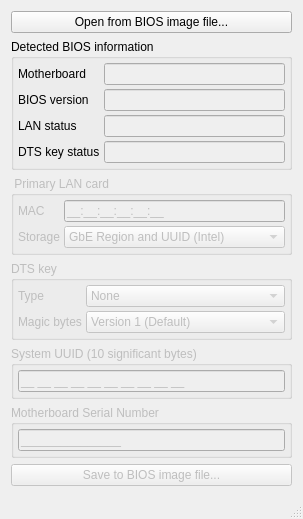
First picture: the form in fd44editor.ui, repository LongSoft/FD44Editor, before the edit.
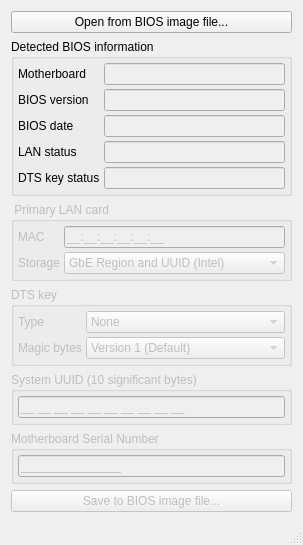
Second picture: the form after the edit.

Commit message: Version 0.5.2 beta BIOS date reading support Z77 Realtek MAC block support fixed

Patch:
```diff
--- a/fd44editor.ui
+++ b/fd44editor.ui
@@ -7,7 +7,7 @@
     <x>0</x>
     <y>0</y>
     <width>260</width>
-    <height>459</height>
+    <height>479</height>
    </rect>
   </property>
   <property name="sizePolicy">
@@ -17,7 +17,7 @@
    </sizepolicy>
   </property>
   <property name="windowTitle">
-   <string>FD44Editor v0.5.1 beta</string>
+   <string>FD44Editor v0.5.2 beta</string>
   </property>
   <widget class="QWidget" name="centralWidget">
    <property name="sizePolicy">
@@ -69,18 +69,8 @@
          </property>
         </widget>
        </item>
-       <item row="1" column="1">
-        <widget class="QLineEdit" name="versionEdit">
-         <property name="enabled">
-          <bool>false</bool>
-         </property>
-         <property name="readOnly">
-          <bool>true</bool>
-         </property>
-        </widget>
-       </item>
        <item row="1" column="0">
-        <widget class="QLabel" name="chipsetLabel">
+        <widget class="QLabel" name="biosVersionLabel">
          <property name="sizePolicy">
           <sizepolicy hsizetype="Fixed" vsizetype="Preferred">
            <horstretch>0</horstretch>
@@ -92,8 +82,8 @@
          </property>
         </widget>
        </item>
-       <item row="2" column="1">
-        <widget class="QLineEdit" name="lanEdit">
+       <item row="1" column="1">
+        <widget class="QLineEdit" name="versionEdit">
          <property name="enabled">
           <bool>false</bool>
          </property>
@@ -103,6 +93,29 @@
         </widget>
        </item>
        <item row="2" column="0">
+        <widget class="QLabel" name="biosDateLabel">
+         <property name="sizePolicy">
+          <sizepolicy hsizetype="Fixed" vsizetype="Preferred">
+           <horstretch>0</horstretch>
+           <verstretch>0</verstretch>
+          </sizepolicy>
+         </property>
+         <property name="text">
+          <string>BIOS date</string>
+         </property>
+        </widget>
+       </item>
+       <item row="2" column="1">
+        <widget class="QLineEdit" name="dateEdit">
+         <property name="enabled">
+          <bool>false</bool>
+         </property>
+         <property name="readOnly">
+          <bool>true</bool>
+         </property>
+        </widget>
+       </item>
+       <item row="3" column="0">
         <widget class="QLabel" name="lanLabel">
          <property name="sizePolicy">
           <sizepolicy hsizetype="Fixed" vsizetype="Preferred">
@@ -115,7 +128,17 @@
          </property>
         </widget>
        </item>
-       <item row="3" column="0">
+       <item row="3" column="1">
+        <widget class="QLineEdit" name="lanEdit">
+         <property name="enabled">
+          <bool>false</bool>
+         </property>
+         <property name="readOnly">
+          <bool>true</bool>
+         </property>
+        </widget>
+       </item>
+       <item row="4" column="0">
         <widget class="QLabel" name="dtsLabel">
          <property name="sizePolicy">
           <sizepolicy hsizetype="Fixed" vsizetype="Preferred">
@@ -128,7 +151,7 @@
          </property>
         </widget>
        </item>
-       <item row="3" column="1">
+       <item row="4" column="1">
         <widget class="QLineEdit" name="dtsEdit">
          <property name="enabled">
           <bool>false</bool>
```
The commit also changes 2 other files.
